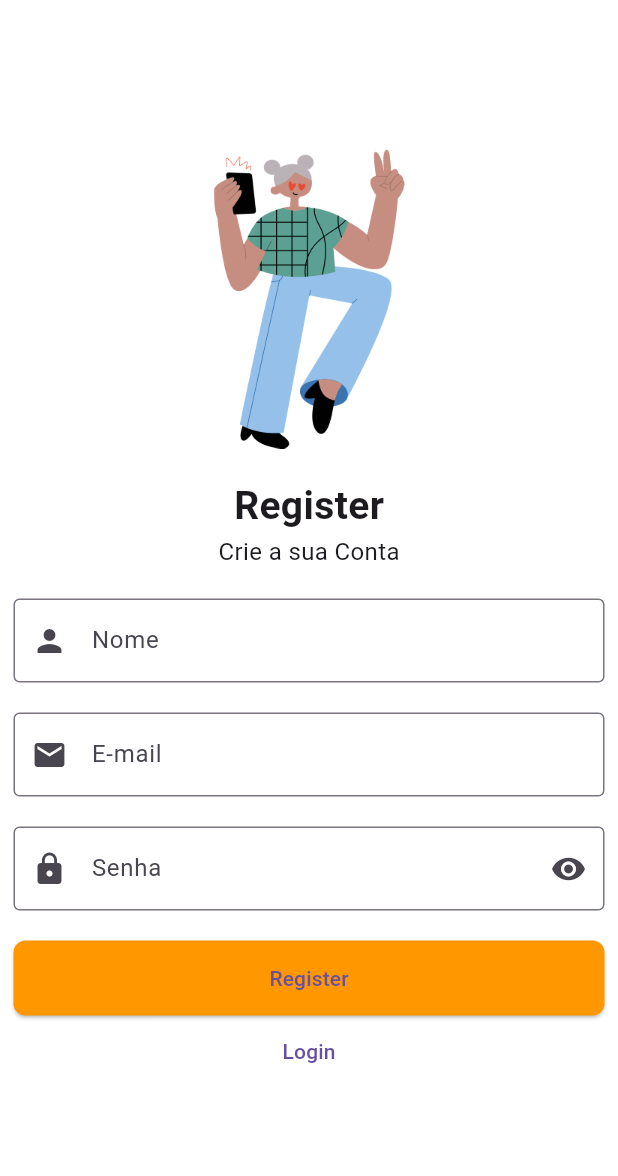
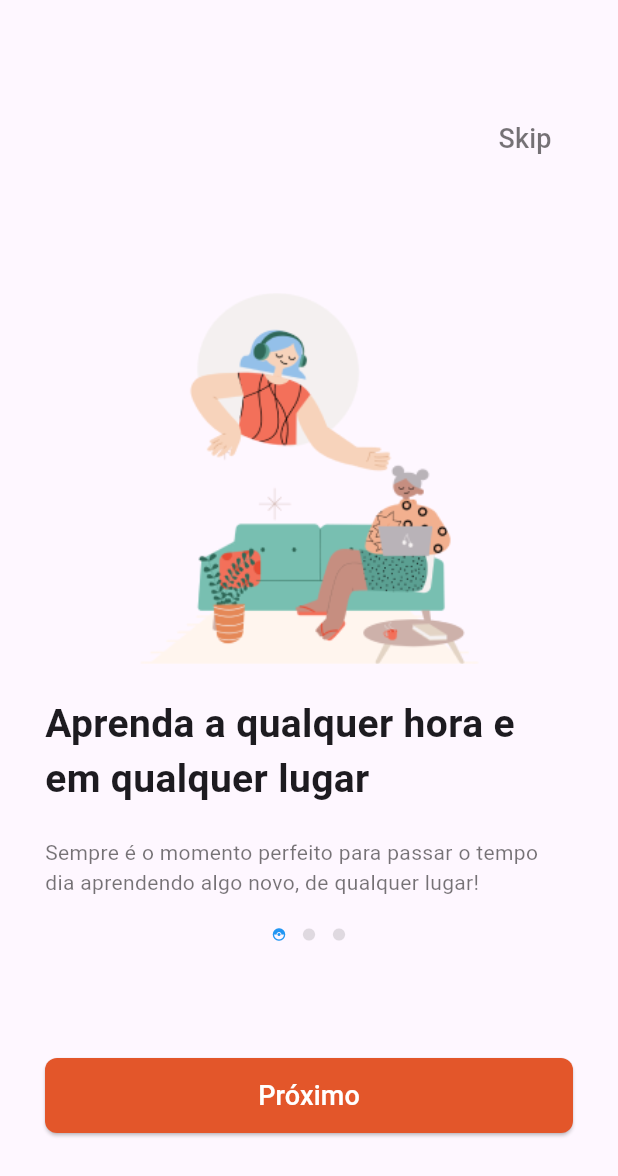
Before and after one commit to vctrsoares/Projeto_titan, a Flutter app: the screen it shows after launch, on a phone screen of 412 x 824 dp. Shown: the top 1176 px of the screen. Run offline on Flutter 3.47's test engine with Material 3 defaults, Android fonts, the phone set to English and light mode, and no system bars.

Commit message:
Tela inicial

```diff
--- a/projeto_final_TITAN/lib/main.dart
+++ b/projeto_final_TITAN/lib/main.dart
@@ -1,5 +1,6 @@
 import 'package:flutter/material.dart';
 import 'package:projeto_final_titan/screens/signup_screen.dart';
+import 'package:projeto_final_titan/screens/welcome_screen.dart';
 import 'screens/login_screen.dart';
 
 void main() {
@@ -13,9 +14,8 @@ class MyApp extends StatelessWidget {
   Widget build(BuildContext context) {
     return MaterialApp(
       title: 'Login Page',
-      theme: ThemeData(
-      ),
-      home: const SignUpPage(),
+      theme: ThemeData(),
+      home: const WelcomePage(),
     );
   }
 }
--- a/projeto_final_TITAN/lib/screens/login_screen.dart
+++ b/projeto_final_TITAN/lib/screens/login_screen.dart
@@ -1,4 +1,5 @@
 import 'package:flutter/material.dart';
+
 
 class LoginPage extends StatefulWidget {
   const LoginPage({Key? key}) : super(key: key);
--- /dev/null
+++ b/projeto_final_TITAN/lib/screens/welcome_screen.dart
@@ -0,0 +1,87 @@
+import 'package:flutter/material.dart';
+import '../widgets/defaulTextImage_widget.dart';
+
+class WelcomePage extends StatefulWidget {
+  const WelcomePage({super.key});
+
+  @override
+  State<WelcomePage> createState() => _WelcomePageState();
+}
+
+class _WelcomePageState extends State<WelcomePage> {
+  int page = 0;
+  String textButton = 'Próximo';
+  @override
+  Widget build(BuildContext context) {
+    return Scaffold(
+        body: Padding(
+      padding: const EdgeInsets.all(30.0),
+      child: Column(
+        mainAxisAlignment: MainAxisAlignment.spaceAround,
+        children: [
+          Container(
+            alignment: Alignment.topRight,
+            child: TextButton(
+                onPressed: () {},
+                child: Text('Skip',
+                    style: TextStyle(fontSize: 18, color: Colors.black54))),
+          ),
+          Container(
+            child: Column(
+              children: [
+                (page == 0)
+                    ? DefaultTextImage(imageSrc: 'assets/images/image_welcome_1.png', title: 'Aprenda a qualquer hora e em qualquer lugar', textComplete: 'Sempre é o momento perfeito para passar o tempo dia aprendendo algo novo, de qualquer lugar!')
+                    : (page == 1)
+                        ? DefaultTextImage(imageSrc: 'assets/images/image_welcome_2.png', title: 'Encontre um curso para você', textComplete: 'O conhecimento não tem fronteiras, nem o seu potencial. Explore um novo universo hoje!',)
+                        : DefaultTextImage(imageSrc: 'assets/images/image_welcome_3.png', title: 'Aperfeiçoe suas habilidades', textComplete: 'O aprendizado é a única aventura que dura a vida toda.'),
+
+                Container(
+                  width: 60,
+                  child: Row(
+                    mainAxisAlignment: MainAxisAlignment.spaceAround,
+                    children: [
+                      Icon(
+                          (page == 0) ? (Icons.catching_pokemon) : Icons.circle,
+                          size: 10,
+                          color: (page == 0) ? Colors.blue : Colors.black12),
+                      Icon((page == 1) ? Icons.catching_pokemon : Icons.circle,
+                          size: 10,
+                          color: (page == 1) ? Colors.blue : Colors.black12),
+                      Icon(
+                          (page == 2) ? (Icons.catching_pokemon) : Icons.circle,
+                          size: 10,
+                          color: (page == 2) ? Colors.blue : Colors.black12),
+                    ],
+                  ),
+                ),
+              ],
+            ),
+          ),
+          Container(
+            child: ElevatedButton(
+              onPressed: () {
+                setState(() {
+                  if (page < 2) {
+                    page++;
+                  }
+                });
+                if (page == 2) {
+                  textButton = 'Vamos Começar';
+                }
+              },
+              style: ElevatedButton.styleFrom(
+                backgroundColor: Color(0xFFE3562A),
+                minimumSize: const Size(double.infinity, 50),
+                shape: RoundedRectangleBorder(
+                  borderRadius: BorderRadius.circular(8),
+                ),
+              ),
+              child: Text(textButton,
+                  style: TextStyle(fontSize: 18, color: Colors.white)),
+            ),
+          ),
+        ],
+      ),
+    ));
+  }
+}
--- /dev/null
+++ b/projeto_final_TITAN/lib/widgets/defaulTextImage_widget.dart
@@ -0,0 +1,35 @@
+import 'package:flutter/material.dart';
+
+class DefaultTextImage extends StatelessWidget {
+  final String imageSrc;
+  final String title;
+  final String textComplete;
+
+  const DefaultTextImage({required this.imageSrc, required this.title, required this.textComplete, super.key});
+
+  @override
+  Widget build(BuildContext context) {
+    return Container(
+      child: Column(
+        mainAxisAlignment: MainAxisAlignment.center,
+        crossAxisAlignment: CrossAxisAlignment.center,
+        children: [
+          Image.asset(imageSrc,
+              height: 250),
+          const SizedBox(height: 20),
+          Text(title,
+              style: TextStyle(
+                  fontSize: 26, fontWeight: FontWeight.bold)),
+          const SizedBox(height: 20),
+
+          Text(
+              textComplete,
+              style:
+              TextStyle(fontSize: 14, color: Colors.black54)),
+          const SizedBox(height: 20)
+
+        ],
+      ),
+    );
+  }
+}
--- a/projeto_final_TITAN/pubspec.yaml
+++ b/projeto_final_TITAN/pubspec.yaml
@@ -65,6 +65,9 @@ flutter:
   assets:
     - assets/images/image_login.png
     - assets/images/image_signup.png
+    - assets/images/image_welcome_1.png
+    - assets/images/image_welcome_2.png
+    - assets/images/image_welcome_3.png
   # An image asset can refer to one or more resolution-specific "variants", see
   # https://flutter.dev/assets-and-images/#resolution-aware
 
```
Also changed, not shown: projeto_final_TITAN/assets/images/image_welcome_1.png (added), projeto_final_TITAN/assets/images/image_welcome_2.png (added), projeto_final_TITAN/assets/images/image_welcome_3.png (added).
